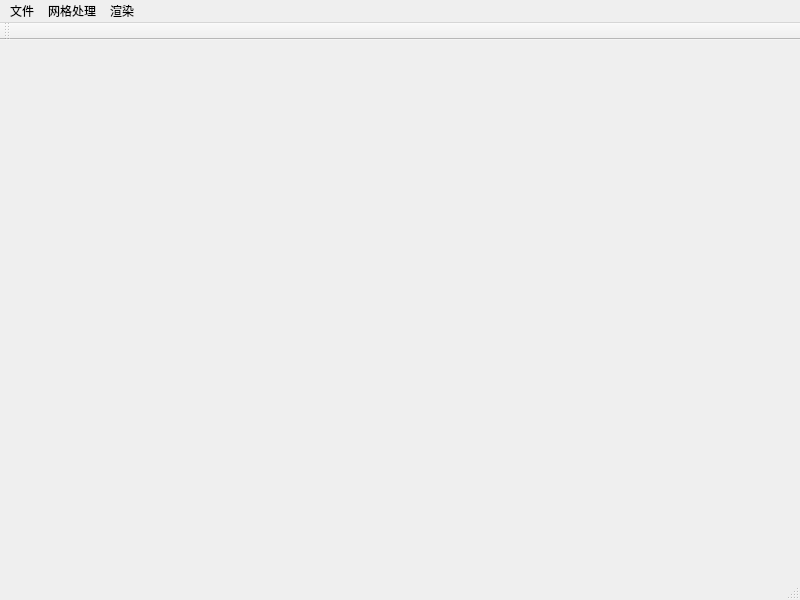
Before: the Qt Designer form mainwindow.ui in windless1015/Cart3DDemo, drawn with Qt 5.
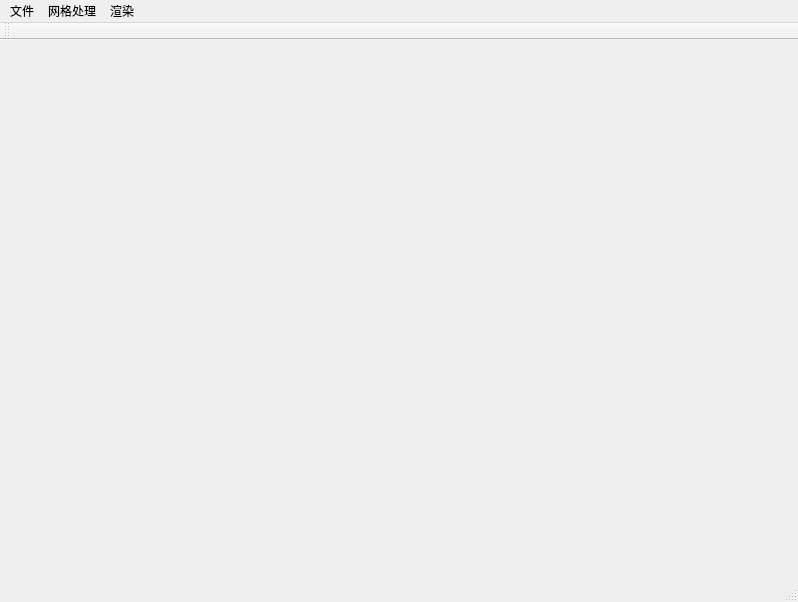
After: the same form once the commit is applied.

What changed in the file:
```diff
--- a/mainwindow.ui
+++ b/mainwindow.ui
@@ -6,8 +6,8 @@
    <rect>
     <x>0</x>
     <y>0</y>
-    <width>800</width>
-    <height>600</height>
+    <width>798</width>
+    <height>602</height>
    </rect>
   </property>
   <property name="windowTitle">
@@ -19,7 +19,7 @@
     <rect>
      <x>0</x>
      <y>0</y>
-     <width>800</width>
+     <width>798</width>
      <height>22</height>
     </rect>
    </property>
```
Left out of the diff: 6 changed lines with no effect on the pictures.
